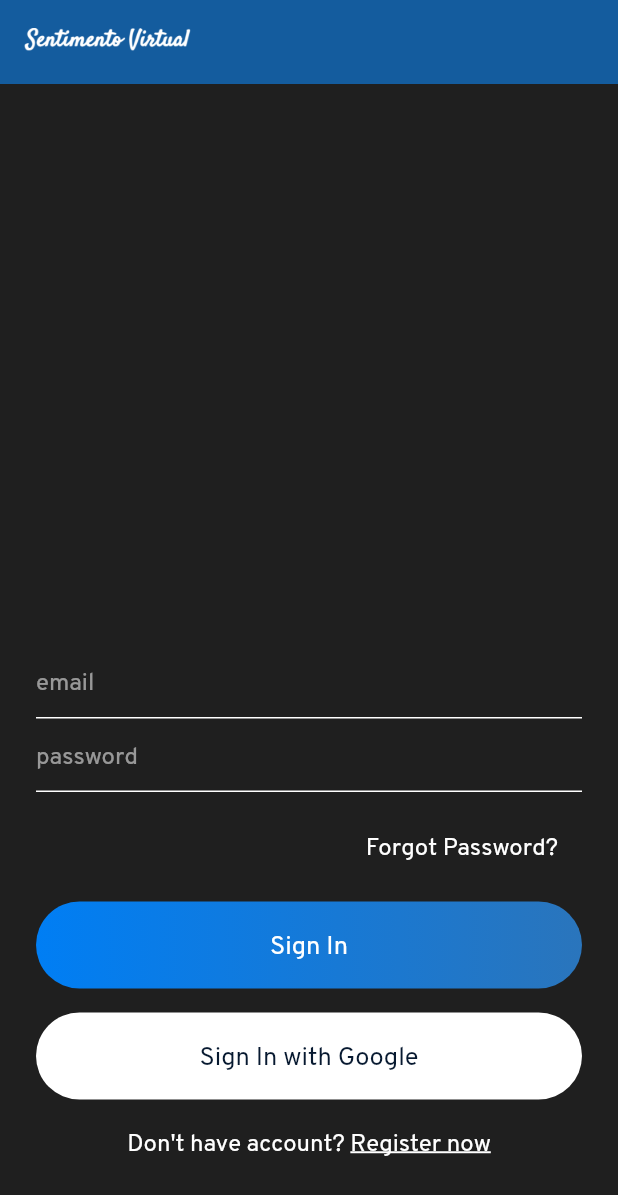
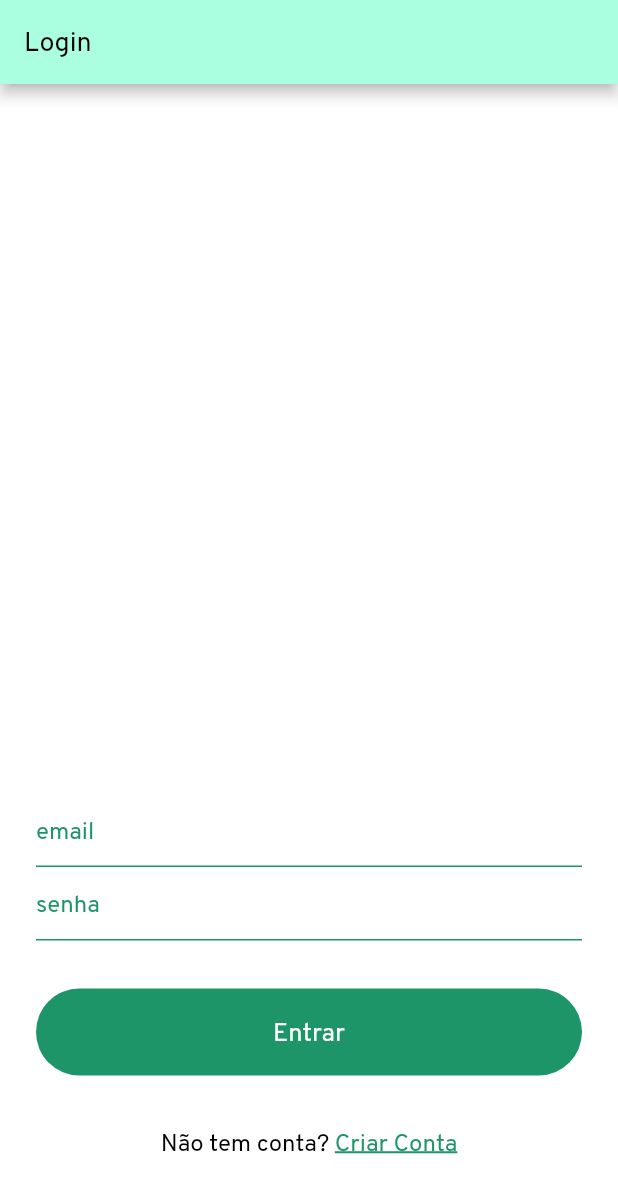
Before and after one commit to pveiga-abreu/client-chat, a Flutter app: the screen it shows after launch, on a phone screen of 412 x 824 dp. Shown: the top 1195 px of the screen. Run offline on Flutter 3.47's test engine with Material 2 defaults, Android fonts, the phone set to English and light mode, and no system bars; our stand-ins replace cloud_firestore, firebase_auth, flutter_bluetooth_serial, google_sign_in, shared_preferences; accounts and stored records are empty.

Commit message:
modificando layout do app

```diff
--- a/lib/helper/theme.dart
+++ b/lib/helper/theme.dart
@@ -1,6 +1,8 @@
 import 'package:flutter/material.dart';
 
 class CustomTheme {
-  static Color colorAccent = Color(0xff007EF4);
-  static Color textColor = Color(0xff071930);
+  static Color colorAccent = Color(0xFFAAFFE0);
+  static Color textColor = Color(0xff000000);
+  static Color textColorGreen = Color(0xff1E9469);
+  static Color backgroundColor = Color(0xffffffff);
 }
--- a/lib/main.dart
+++ b/lib/main.dart
@@ -1,5 +1,6 @@
 import 'package:clientchat/helper/authenticate.dart';
 import 'package:clientchat/helper/helperfunctions.dart';
+import 'package:clientchat/helper/theme.dart';
 import 'package:clientchat/views/chatrooms.dart';
 import 'package:flutter/material.dart';
 
@@ -37,9 +38,9 @@ class _MyAppState extends State<MyApp> {
       title: 'FlutterChat',
       debugShowCheckedModeBanner: false,
       theme: ThemeData(
-        primaryColor: Color(0xff145C9E),
-        scaffoldBackgroundColor: Color(0xff1F1F1F),
-        accentColor: Color(0xff007EF4),
+        primaryColor: CustomTheme.colorAccent,
+        scaffoldBackgroundColor: CustomTheme.backgroundColor,
+        accentColor: CustomTheme.textColorGreen,
         fontFamily: "OverpassRegular",
         visualDensity: VisualDensity.adaptivePlatformDensity,
       ),
--- a/lib/views/signin.dart
+++ b/lib/views/signin.dart
@@ -37,7 +37,7 @@ class _SignInState extends State<SignIn> {
           .signInWithEmailAndPassword(
               emailEditingController.text, passwordEditingController.text)
           .then((result) async {
-        if (result != null)  {
+        if (result != null) {
           QuerySnapshot userInfoSnapshot =
               await DatabaseMethods().getUserInfo(emailEditingController.text);
 
@@ -62,7 +62,12 @@ class _SignInState extends State<SignIn> {
   @override
   Widget build(BuildContext context) {
     return Scaffold(
-      appBar: appBarMain(context),
+      appBar: AppBar(
+        title: Text(
+          'Login',
+          style: TextStyle(color: CustomTheme.textColor, fontSize: 18),
+        ),
+      ),
       body: isLoading
           ? Container(
               child: Center(child: CircularProgressIndicator()),
@@ -97,33 +102,13 @@ class _SignInState extends State<SignIn> {
                           },
                           style: simpleTextStyle(),
                           controller: passwordEditingController,
-                          decoration: textFieldInputDecoration("password"),
+                          decoration: textFieldInputDecoration("senha"),
                         ),
                       ],
                     ),
                   ),
                   SizedBox(
                     height: 16,
-                  ),
-                  Row(
-                    mainAxisAlignment: MainAxisAlignment.end,
-                    children: [
-                      GestureDetector(
-                        onTap: () {
-                          Navigator.push(
-                              context,
-                              MaterialPageRoute(
-                                  builder: (context) => ForgotPassword()));
-                        },
-                        child: Container(
-                            padding: EdgeInsets.symmetric(
-                                horizontal: 16, vertical: 8),
-                            child: Text(
-                              "Forgot Password?",
-                              style: simpleTextStyle(),
-                            )),
-                      )
-                    ],
                   ),
                   SizedBox(
                     height: 16,
@@ -138,13 +123,13 @@ class _SignInState extends State<SignIn> {
                           borderRadius: BorderRadius.circular(30),
                           gradient: LinearGradient(
                             colors: [
-                              const Color(0xff007EF4),
-                              const Color(0xff2A75BC)
+                              const Color(0xff1E9469),
+                              const Color(0xff1E9469)
                             ],
                           )),
                       width: MediaQuery.of(context).size.width,
                       child: Text(
-                        "Sign In",
+                        "Entrar",
                         style: biggerTextStyle(),
                         textAlign: TextAlign.center,
                       ),
@@ -153,19 +138,6 @@ class _SignInState extends State<SignIn> {
                   SizedBox(
                     height: 16,
                   ),
-                  Container(
-                    padding: EdgeInsets.symmetric(vertical: 16),
-                    decoration: BoxDecoration(
-                        borderRadius: BorderRadius.circular(30),
-                        color: Colors.white),
-                    width: MediaQuery.of(context).size.width,
-                    child: Text(
-                      "Sign In with Google",
-                      style:
-                          TextStyle(fontSize: 17, color: CustomTheme.textColor),
-                      textAlign: TextAlign.center,
-                    ),
-                  ),
                   SizedBox(
                     height: 16,
                   ),
@@ -173,7 +145,7 @@ class _SignInState extends State<SignIn> {
                     mainAxisAlignment: MainAxisAlignment.center,
                     children: [
                       Text(
-                        "Don't have account? ",
+                        "Não tem conta? ",
                         style: simpleTextStyle(),
                       ),
                       GestureDetector(
@@ -181,9 +153,9 @@ class _SignInState extends State<SignIn> {
                           widget.toggleView();
                         },
                         child: Text(
-                          "Register now",
+                          "Criar Conta",
                           style: TextStyle(
-                              color: Colors.white,
+                              color: CustomTheme.textColorGreen,
                               fontSize: 16,
                               decoration: TextDecoration.underline),
                         ),
--- a/lib/views/signup.dart
+++ b/lib/views/signup.dart
@@ -59,7 +59,12 @@ class _SignUpState extends State<SignUp> {
   @override
   Widget build(BuildContext context) {
     return Scaffold(
-      appBar: appBarMain(context),
+      appBar: AppBar(
+        title: Text(
+          'Criar Conta',
+          style: TextStyle(color: CustomTheme.textColor, fontSize: 18),
+        ),
+      ),
       body: isLoading ? Container(child: Center(child: CircularProgressIndicator(),),) :  Container(
         padding: EdgeInsets.symmetric(horizontal: 24),
         child: Column(
@@ -75,7 +80,7 @@ class _SignUpState extends State<SignUp> {
                     validator: (val){
                       return val.isEmpty || val.length < 3 ? "Enter Username 3+ characters" : null;
                     },
-                    decoration: textFieldInputDecoration("username"),
+                    decoration: textFieldInputDecoration("apelido"),
                   ),
                   TextFormField(
                     controller: emailEditingController,
@@ -89,7 +94,7 @@ class _SignUpState extends State<SignUp> {
                   TextFormField(
                     obscureText: true,
                     style: simpleTextStyle(),
-                    decoration: textFieldInputDecoration("password"),
+                    decoration: textFieldInputDecoration("senha"),
                     controller: passwordEditingController,
                     validator:  (val){
                       return val.length < 6 ? "Enter Password 6+ characters" : null;
@@ -111,11 +116,11 @@ class _SignUpState extends State<SignUp> {
                 decoration: BoxDecoration(
                     borderRadius: BorderRadius.circular(30),
                     gradient: LinearGradient(
-                      colors: [const Color(0xff007EF4), const Color(0xff2A75BC)],
+                      colors: [const Color(0xff1E9469), const Color(0xff1E9469)],
                     )),
                 width: MediaQuery.of(context).size.width,
                 child: Text(
-                  "Sign Up",
+                  "Criar",
                   style: biggerTextStyle(),
                   textAlign: TextAlign.center,
                 ),
@@ -124,17 +129,6 @@ class _SignUpState extends State<SignUp> {
             SizedBox(
               height: 16,
             ),
-            Container(
-              padding: EdgeInsets.symmetric(vertical: 16),
-              decoration: BoxDecoration(
-                  borderRadius: BorderRadius.circular(30), color: Colors.white),
-              width: MediaQuery.of(context).size.width,
-              child: Text(
-                "Sign Up with Google",
-                style: TextStyle(fontSize: 17, color: CustomTheme.textColor),
-                textAlign: TextAlign.center,
-              ),
-            ),
             SizedBox(
               height: 16,
             ),
@@ -142,7 +136,7 @@ class _SignUpState extends State<SignUp> {
               mainAxisAlignment: MainAxisAlignment.center,
               children: [
                 Text(
-                  "Already have an account? ",
+                  "Já tem uma conta? ",
                   style: simpleTextStyle(),
                 ),
                 GestureDetector(
@@ -150,9 +144,9 @@ class _SignUpState extends State<SignUp> {
                     widget.toggleView();
                   },
                   child: Text(
-                    "SignIn now",
+                    "Entrar",
                     style: TextStyle(
-                        color: Colors.white,
+                        color: CustomTheme.textColorGreen,
                         fontSize: 16,
                         decoration: TextDecoration.underline),
                   ),
--- a/lib/widgets/widget.dart
+++ b/lib/widgets/widget.dart
@@ -1,30 +1,29 @@
+import 'package:clientchat/helper/theme.dart';
 import 'package:flutter/material.dart';
 
 Widget appBarMain(BuildContext context) {
   return AppBar(
-    title: Image.asset(
-      "assets/images/logo.png",
-      height: 40,
+    title: Text(
+      'Procurar Amigos',
+      style: TextStyle(color: CustomTheme.textColor, fontSize: 18),
     ),
-    elevation: 0.0,
-    centerTitle: false,
   );
 }
 
 InputDecoration textFieldInputDecoration(String hintText) {
   return InputDecoration(
       hintText: hintText,
-      hintStyle: TextStyle(color: Colors.white54),
+      hintStyle: TextStyle(color: CustomTheme.textColorGreen),
       focusedBorder:
-          UnderlineInputBorder(borderSide: BorderSide(color: Colors.white)),
+          UnderlineInputBorder(borderSide: BorderSide(color: CustomTheme.textColorGreen)),
       enabledBorder:
-          UnderlineInputBorder(borderSide: BorderSide(color: Colors.white)));
+          UnderlineInputBorder(borderSide: BorderSide(color: CustomTheme.textColorGreen)));
 }
 
 TextStyle simpleTextStyle() {
-  return TextStyle(color: Colors.white, fontSize: 16);
+  return TextStyle(color: CustomTheme.textColor, fontSize: 16);
 }
 
 TextStyle biggerTextStyle() {
-  return TextStyle(color: Colors.white, fontSize: 17);
+  return TextStyle(color: CustomTheme.backgroundColor, fontSize: 17);
 }
```
Also changed, not shown: lib/views/chat.dart (+47 -39 lines), lib/views/chatrooms.dart (+40 -24 lines), lib/views/search.dart (+56 -53 lines), lib/views/sobre.dart (added, +178 -0 lines), lib/widgets/drawer.dart (added, +41 -0 lines), pubspec.lock.
